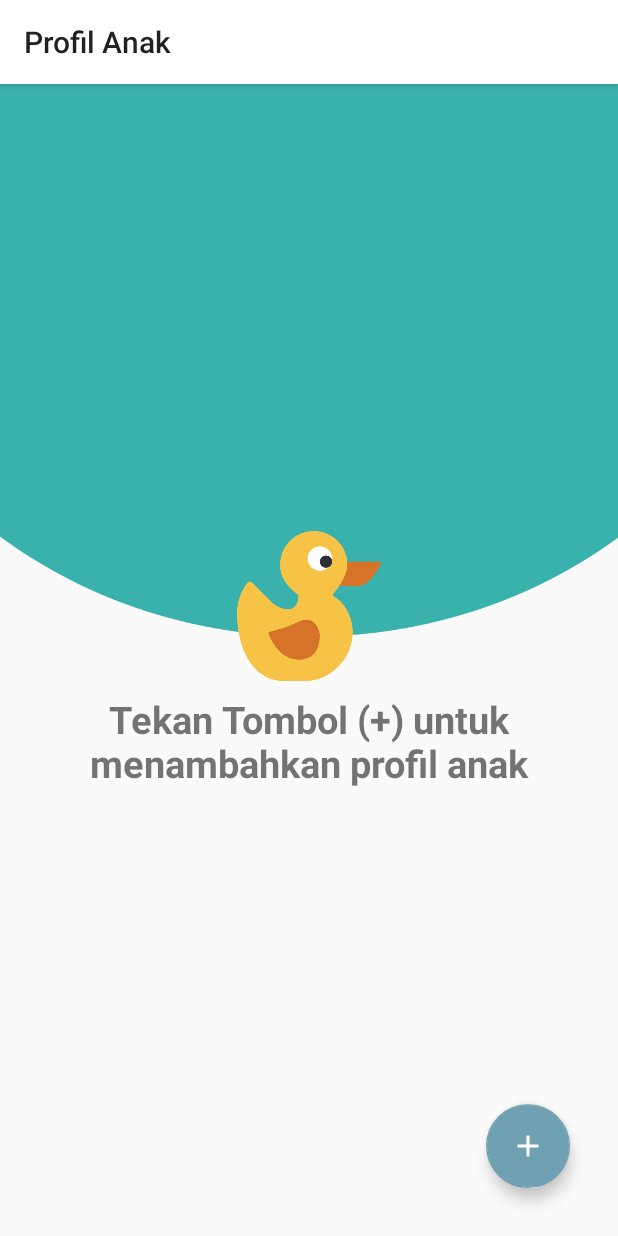
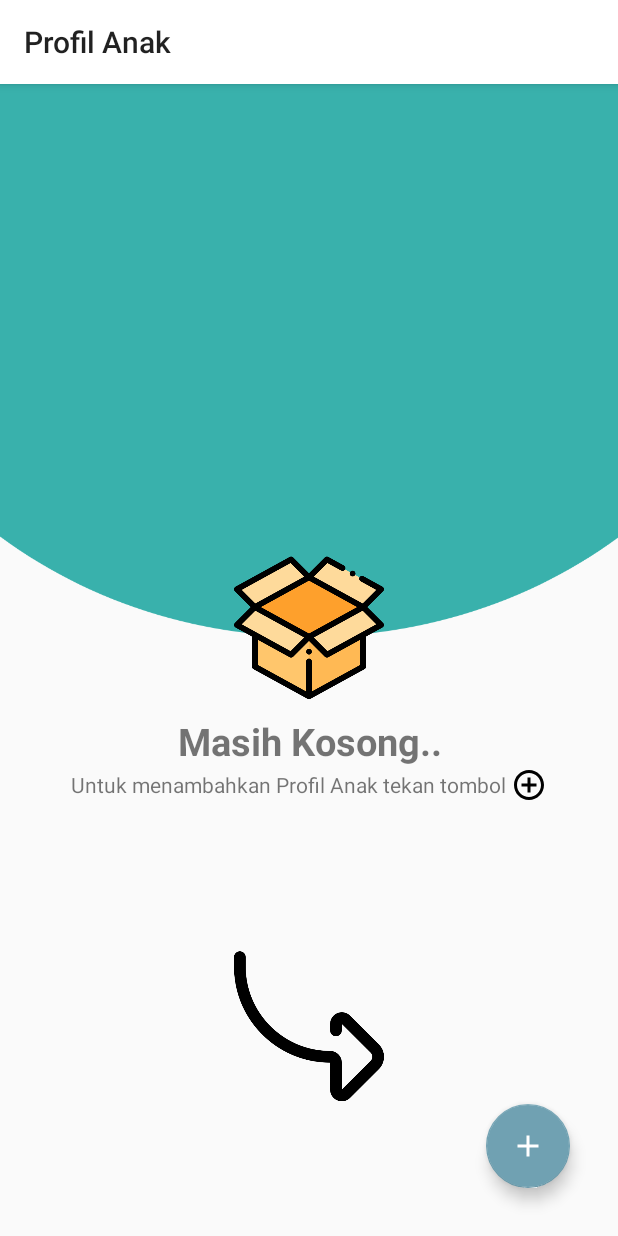
Before and after one commit to Arpgsfh/PA, an Android app: the ProfilAnakActivity screen opened directly, with no data from a screen before it, on a phone screen of 412 x 824 dp. Run offline under Robolectric (Android 15) with nearby library versions, the phone set to English and light mode, and no system bars; our stand-ins replace Firebase (no records; nobody signed in at launch, a user with empty details on screens opened directly); 1 statement that could not run was skipped.

Commit message:
Merubah Tampilan EmptyView

```diff
--- /dev/null
+++ b/app/src/main/res/drawable/ic_add_circle_outline_black_24dp.xml
@@ -0,0 +1,9 @@
+<vector xmlns:android="http://schemas.android.com/apk/res/android"
+        android:width="24dp"
+        android:height="24dp"
+        android:viewportWidth="24.0"
+        android:viewportHeight="24.0">
+    <path
+        android:fillColor="#FF000000"
+        android:pathData="M13,7h-2v4L7,11v2h4v4h2v-4h4v-2h-4L13,7zM12,2C6.48,2 2,6.48 2,12s4.48,10 10,10 10,-4.48 10,-10S17.52,2 12,2zM12,20c-4.41,0 -8,-3.59 -8,-8s3.59,-8 8,-8 8,3.59 8,8 -3.59,8 -8,8z"/>
+</vector>
--- a/app/src/main/res/layout/activity_profil_anak.xml
+++ b/app/src/main/res/layout/activity_profil_anak.xml
@@ -21,7 +21,7 @@
             android:layout_marginTop="8dp"
             android:layout_marginEnd="8dp"
             android:layout_marginRight="8dp"
-            android:src="@drawable/duckling"
+            android:src="@drawable/empty_view"
             app:layout_constraintBottom_toTopOf="@+id/textView7"
             app:layout_constraintEnd_toEndOf="parent"
             app:layout_constraintHorizontal_bias="0.5"
@@ -40,7 +40,7 @@
             android:layout_marginRight="8dp"
             android:layout_marginBottom="8dp"
             android:gravity="center"
-            android:text="Tekan Tombol (+) untuk menambahkan profil anak"
+            android:text="Masih Kosong.."
             android:textSize="25dp"
             android:textStyle="bold"
             app:layout_constraintBottom_toBottomOf="parent"
@@ -48,6 +48,33 @@
             app:layout_constraintHorizontal_bias="0.5"
             app:layout_constraintStart_toStartOf="parent"
             app:layout_constraintTop_toBottomOf="@+id/imageView3" />
+
+        <TextView
+            android:id="@+id/textView8"
+            android:layout_width="wrap_content"
+            android:layout_height="wrap_content"
+            android:layout_marginStart="8dp"
+            android:layout_marginLeft="8dp"
+            android:layout_marginEnd="8dp"
+            android:layout_marginRight="8dp"
+            android:drawablePadding="3dp"
+            android:gravity="center"
+            android:text="Untuk menambahkan Profil Anak tekan tombol"
+            android:drawableRight="@drawable/ic_add_circle_outline_black_24dp"
+            app:layout_constraintEnd_toEndOf="parent"
+            app:layout_constraintStart_toStartOf="parent"
+            app:layout_constraintTop_toBottomOf="@+id/textView7" />
+
+        <ImageView
+            android:id="@+id/imageView4"
+            android:layout_width="100dp"
+            android:layout_height="100dp"
+            android:layout_marginTop="8dp"
+            android:src="@drawable/curve-arrow"
+            app:layout_constraintBottom_toBottomOf="parent"
+            app:layout_constraintEnd_toEndOf="parent"
+            app:layout_constraintStart_toStartOf="parent"
+            app:layout_constraintTop_toBottomOf="@+id/textView8" />
 
 
     </android.support.constraint.ConstraintLayout>
--- a/app/src/main/res/layout/activity_riwayat.xml
+++ b/app/src/main/res/layout/activity_riwayat.xml
@@ -25,7 +25,7 @@
             android:layout_marginTop="8dp"
             android:layout_marginEnd="8dp"
             android:layout_marginRight="8dp"
-            android:src="@drawable/duckling"
+            android:src="@drawable/empty_view"
             app:layout_constraintBottom_toTopOf="@+id/emptyViewTextView"
             app:layout_constraintEnd_toEndOf="parent"
             app:layout_constraintHorizontal_bias="0.5"
@@ -44,7 +44,7 @@
             android:layout_marginRight="8dp"
             android:layout_marginBottom="8dp"
             android:gravity="center"
-            android:text="Tidak ada riwayat test"
+            android:text="Masih Kosong.."
             android:textSize="25dp"
             android:textStyle="bold"
             app:layout_constraintBottom_toBottomOf="parent"
```
Also changed, not shown: app/src/main/res/drawable/curve-arrow.png (added), app/src/main/res/drawable/empty_view.png (added).
